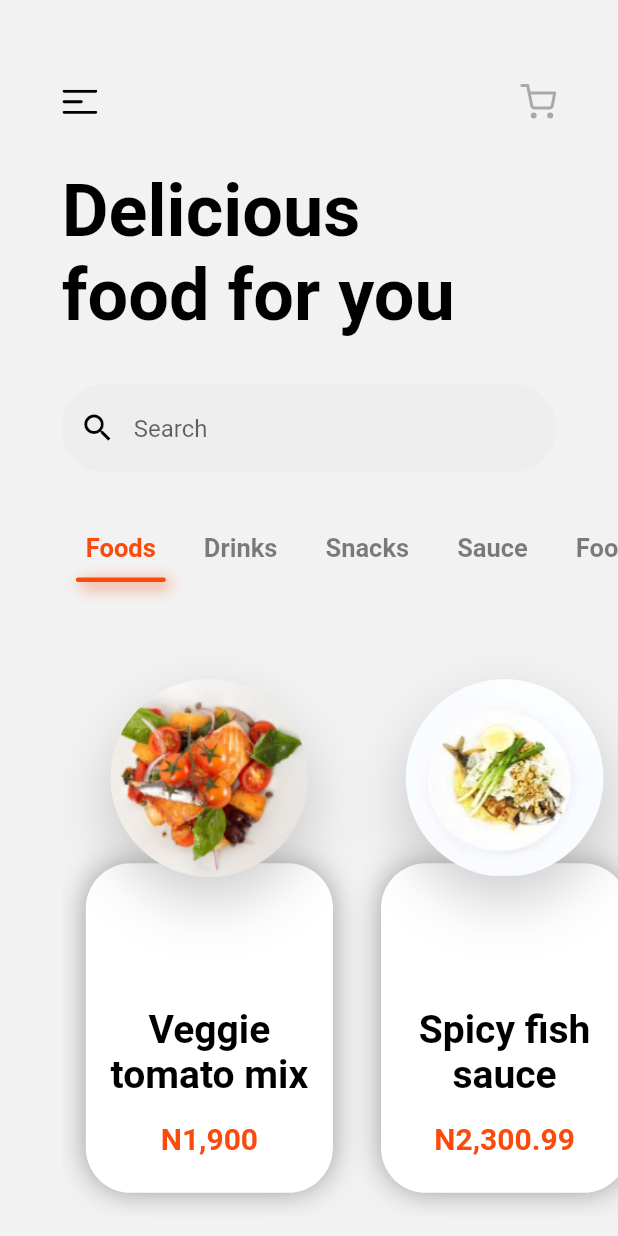
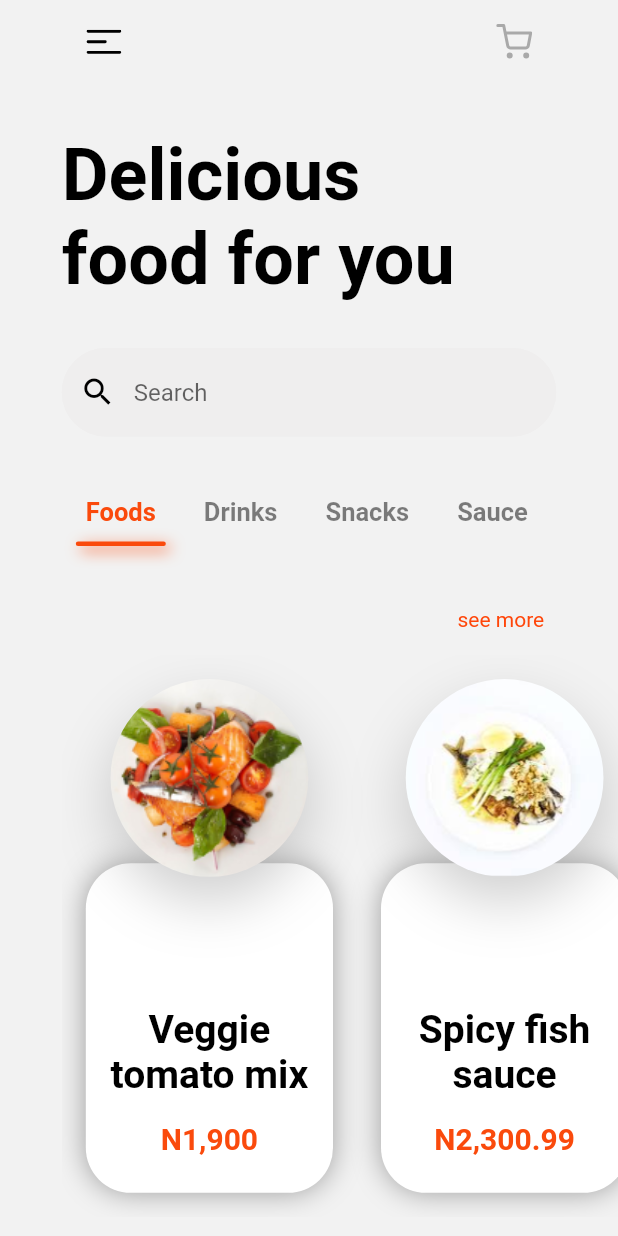
Before and after one commit to heorhiikanir/food_delivery, a Flutter app: the HomeScreen screen opened directly, on a phone screen of 412 x 824 dp. Run offline on Flutter 3.47's test engine with Material 2 defaults, Android fonts, the phone set to English and light mode, and no system bars; our stand-ins replace flutter_svg; Roboto replaces fonts that are missing (SF).

Commit message:
better ui performance in homeScreen

```diff
--- a/lib/models/category.dart
+++ b/lib/models/category.dart
@@ -11,11 +11,5 @@ class Category{
    Category(name: 'Snacks'),
    Category(name: 'Sauce'),
 
-   Category(name: 'Foods'),
-   Category(name: 'Drinks'),
-   Category(name: 'Snacks'),
-   Category(name: 'Sauce'),
-
-   //TODO : remove half of the list
 
  ];
--- a/lib/screens/home_screen/home_screen.dart
+++ b/lib/screens/home_screen/home_screen.dart
@@ -26,14 +26,18 @@ class _HomeScreenState extends State<HomeScreen> {
   Widget build(BuildContext context) {
     var size = MediaQuery.of(context).size;
     var bodyMargin = size.width * 0.1;
-    return Scaffold(
+    return SafeArea(
+      child: Scaffold(
         backgroundColor: SolidColors.backgroundScreens,
-      appBar: AppBar(),
+        appBar: AppBar(
+          title: buildAppBar(bodyMargin),
+        ),
         body: SingleChildScrollView(
+          physics: const BouncingScrollPhysics(),
           child: Column(
             crossAxisAlignment: CrossAxisAlignment.start,
             children: [
-            buildAppBar(bodyMargin),
+              //buildAppBar(bodyMargin),
               const SizedBox(height: 32,),
               //header text
               Padding(
@@ -66,7 +70,13 @@ class _HomeScreenState extends State<HomeScreen> {
                   }),
                 ),
               ),
-            const SizedBox(height: 32,),
+              const SizedBox(height: 8,),
+              Padding(
+                padding: EdgeInsets.only(right: bodyMargin),
+                child: Align(
+                  alignment: Alignment.centerRight,
+                    child: TextButton(onPressed: (){}, child: Text('see more',style: Theme.of(context).textTheme.bodyText2,))),
+              ),
               Padding(
                 padding: EdgeInsets.only(left: bodyMargin),
                 child: SizedBox(
@@ -92,6 +102,7 @@ class _HomeScreenState extends State<HomeScreen> {
               const SizedBox(height: 32,),
 
             ],
+          ),
         ),
       ),
     );
```
Lines whose indentation alone changed are shown as unchanged.
